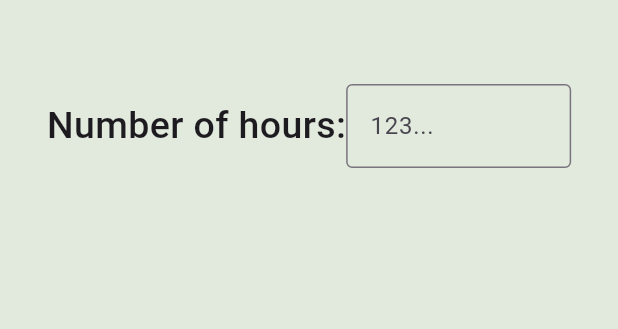
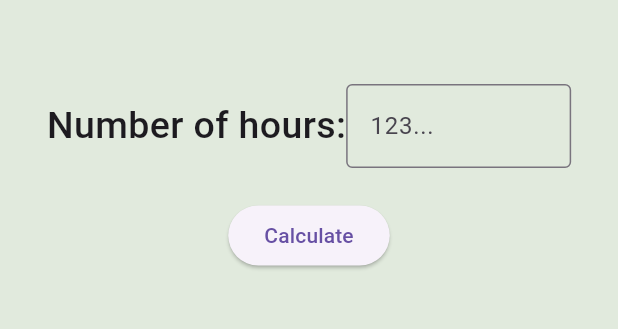
Before and after one commit to helenyuhhh/pay_calculator, a Flutter app: the screen it shows after launch, on a phone screen of 412 x 824 dp, the part 75-404 px from its top. Run offline on Flutter 3.47's test engine with Material 3 defaults, Android fonts, the phone set to English and light mode, and no system bars.

Commit message:
be able to read from input and show successfully

```diff
--- a/lib/main.dart
+++ b/lib/main.dart
@@ -13,6 +13,24 @@ class PayCalculatorApp extends StatefulWidget{
 // create a state here
 class _PayState extends State<PayCalculatorApp> {
   // here to declare the variables and functions, before the override
+  // we should create a seperate TextEditingController for different textfield
+  var hoursController = TextEditingController();// controller for work hours
+  var rateController = TextEditingController(); // controller for hourly rate
+  var readHourInput = "";
+  // declare the showMessage function
+  void showResult(){
+    setState(() {
+      readHourInput = hoursController.text;
+    });
+  }
+
+  // we need to clean it up otherwise the memory will leak
+  @override
+  void dispose() {
+    hoursController.dispose();
+    rateController.dispose();
+    super.dispose();
+  }
 
   // since it inherites from State, we need to override
   @override
@@ -39,23 +57,19 @@ class _PayState extends State<PayCalculatorApp> {
                 children: [
                   Text('Number of hours:',
                   style: TextStyle(fontSize: 25, fontWeight: FontWeight.w500),),
-                  const SizedBox(
+                  SizedBox(
                     width: 150,
+                    // link controller here
                     child: TextField(
-                      decoration: InputDecoration(
+                      controller: hoursController,
+                      decoration: const InputDecoration(
                         border: OutlineInputBorder(),
-                        hintText: '123...'
-
-                      ),
-                    ),
-                  )
-
-                ],
-
-              )
-
+                        hintText: '123...' ),),
+                  )],
+              ),
+              Text(readHourInput),
+              ElevatedButton(onPressed: showResult, child: const Text("Calculate"))
             ],
-
           ),
         ),
       ),
```
